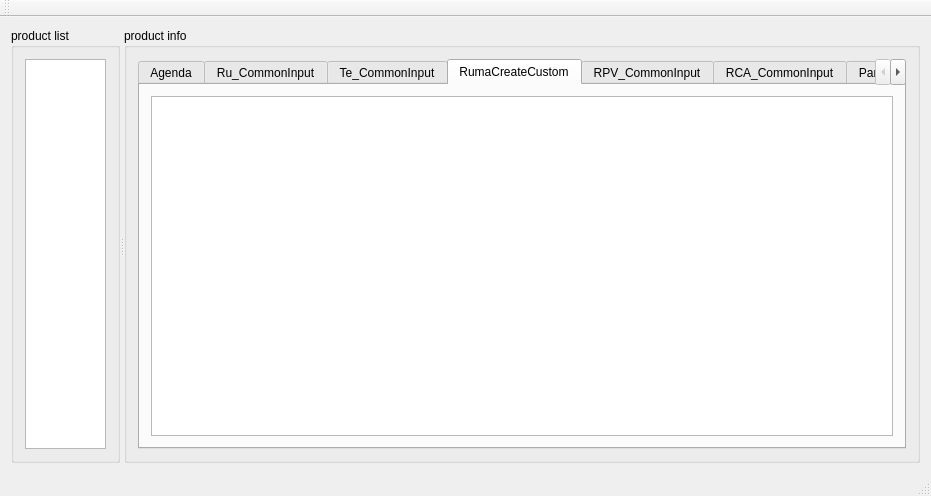
Qt form mainwindow.ui (pengjianaixue/TEConfiguretool) before a commit.
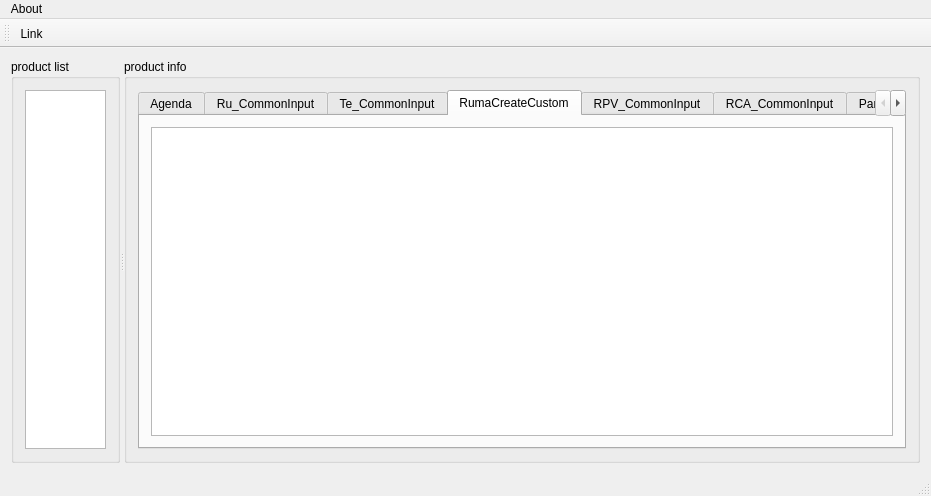
The same form after that commit. Icons and pictures are not drawn.

The edit to the form file:
```diff
--- a/mainwindow.ui
+++ b/mainwindow.ui
@@ -226,6 +226,12 @@
      <height>17</height>
     </rect>
    </property>
+   <widget class="QMenu" name="menuAbout">
+    <property name="title">
+     <string>About</string>
+    </property>
+   </widget>
+   <addaction name="menuAbout"/>
   </widget>
   <widget class="QToolBar" name="mainToolBar">
    <attribute name="toolBarArea">
@@ -234,8 +240,25 @@
    <attribute name="toolBarBreak">
     <bool>false</bool>
    </attribute>
+   <addaction name="actionLink"/>
   </widget>
   <widget class="QStatusBar" name="statusBar"/>
+  <action name="actionLink">
+   <property name="icon">
+    <iconset>
+     <normalon>:/Action/actionimage/imageresource/link.png</normalon>
+    </iconset>
+   </property>
+   <property name="text">
+    <string>Link</string>
+   </property>
+   <property name="toolTip">
+    <string> push the  button to link the database</string>
+   </property>
+   <property name="shortcut">
+    <string>Ctrl+L</string>
+   </property>
+  </action>
  </widget>
  <layoutdefault spacing="6" margin="11"/>
  <resources/>
```
